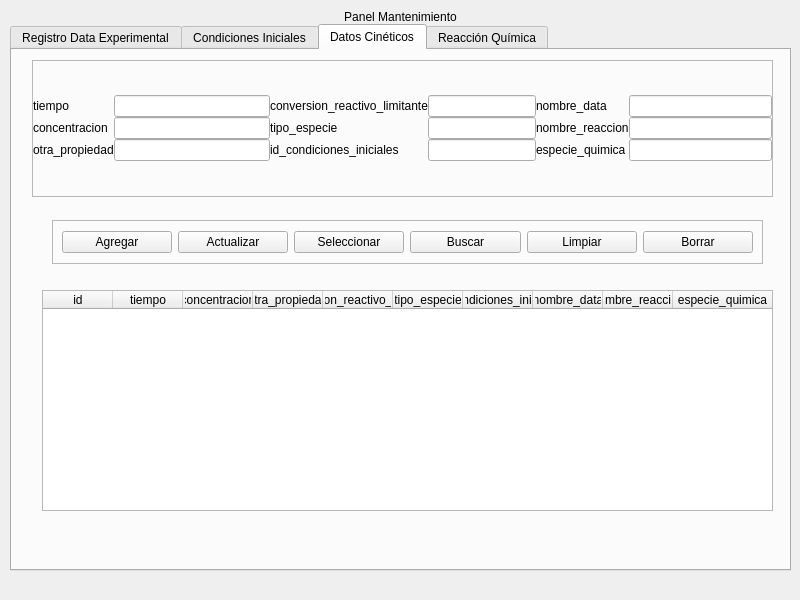
Before: the Qt Designer form crud_db_gui_v2.ui in JuandresPUCE/tesis_pyqt_sqlite, drawn with Qt 5.
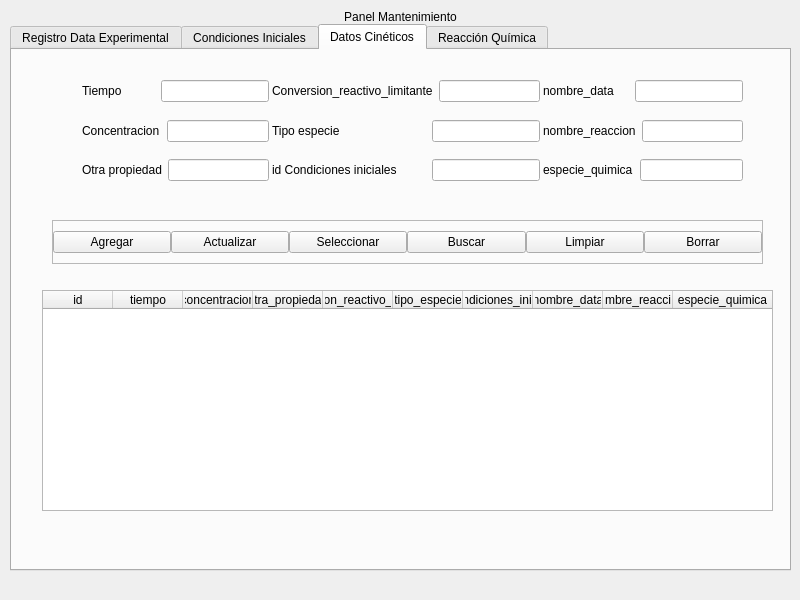
After: the same form once the commit is applied. The open tabs and pages were chosen to show the change.

Commit message: agregando calculos al flujo de datos

```diff
--- a/crud_db_gui_v2.ui
+++ b/crud_db_gui_v2.ui
@@ -1042,150 +1042,6 @@
           <attribute name="title">
            <string>Datos Cinéticos</string>
           </attribute>
-          <widget class="QFrame" name="datos_frame">
-           <property name="geometry">
-            <rect>
-             <x>20</x>
-             <y>10</y>
-             <width>741</width>
-             <height>137</height>
-            </rect>
-           </property>
-           <property name="frameShape">
-            <enum>QFrame::StyledPanel</enum>
-           </property>
-           <property name="frameShadow">
-            <enum>QFrame::Raised</enum>
-           </property>
-           <layout class="QGridLayout" name="gridLayout_4">
-            <property name="leftMargin">
-             <number>0</number>
-            </property>
-            <property name="topMargin">
-             <number>0</number>
-            </property>
-            <property name="rightMargin">
-             <number>0</number>
-            </property>
-            <property name="bottomMargin">
-             <number>0</number>
-            </property>
-            <property name="spacing">
-             <number>0</number>
-            </property>
-            <item row="0" column="0">
-             <layout class="QGridLayout" name="gridLayout">
-              <property name="spacing">
-               <number>0</number>
-              </property>
-              <item row="0" column="0">
-               <widget class="QLabel" name="label_2">
-                <property name="text">
-                 <string>tiempo</string>
-                </property>
-               </widget>
-              </item>
-              <item row="0" column="1">
-               <widget class="QLineEdit" name="tiempo_dc_edit"/>
-              </item>
-              <item row="1" column="0">
-               <widget class="QLabel" name="label_3">
-                <property name="text">
-                 <string>concentracion</string>
-                </property>
-               </widget>
-              </item>
-              <item row="1" column="1">
-               <widget class="QLineEdit" name="concentracion_dc_edit"/>
-              </item>
-              <item row="2" column="0">
-               <widget class="QLabel" name="label_4">
-                <property name="text">
-                 <string>otra_propiedad</string>
-                </property>
-               </widget>
-              </item>
-              <item row="2" column="1">
-               <widget class="QLineEdit" name="otra_propiedad_dc_edit"/>
-              </item>
-             </layout>
-            </item>
-            <item row="0" column="1">
-             <layout class="QGridLayout" name="gridLayout_2">
-              <property name="spacing">
-               <number>0</number>
-              </property>
-              <item row="0" column="0">
-               <widget class="QLabel" name="label_6">
-                <property name="text">
-                 <string>conversion_reactivo_limitante</string>
-                </property>
-               </widget>
-              </item>
-              <item row="0" column="1">
-               <widget class="QLineEdit" name="conversion_reactivo_limitante_dc_edit"/>
-              </item>
-              <item row="1" column="0">
-               <widget class="QLabel" name="label_5">
-                <property name="text">
-                 <string>tipo_especie</string>
-                </property>
-               </widget>
-              </item>
-              <item row="1" column="1">
-               <widget class="QLineEdit" name="tipo_especie_dc_edit"/>
-              </item>
-              <item row="2" column="0">
-               <widget class="QLabel" name="label_7">
-                <property name="text">
-                 <string>id_condiciones_iniciales</string>
-                </property>
-               </widget>
-              </item>
-              <item row="2" column="1">
-               <widget class="QLineEdit" name="id_condiciones_iniciales_dc_edit"/>
-              </item>
-             </layout>
-            </item>
-            <item row="0" column="2">
-             <layout class="QGridLayout" name="gridLayout_3">
-              <property name="spacing">
-               <number>0</number>
-              </property>
-              <item row="0" column="0">
-               <widget class="QLabel" name="label_8">
-                <property name="text">
-                 <string>nombre_data</string>
-                </property>
-               </widget>
-              </item>
-              <item row="0" column="1">
-               <widget class="QLineEdit" name="nombre_data_dc_edit"/>
-              </item>
-              <item row="1" column="0">
-               <widget class="QLabel" name="label_9">
-                <property name="text">
-                 <string>nombre_reaccion</string>
-                </property>
-               </widget>
-              </item>
-              <item row="1" column="1">
-               <widget class="QLineEdit" name="nombre_reaccion_dc_edit"/>
-              </item>
-              <item row="2" column="0">
-               <widget class="QLabel" name="label_10">
-                <property name="text">
-                 <string>especie_quimica</string>
-                </property>
-               </widget>
-              </item>
-              <item row="2" column="1">
-               <widget class="QLineEdit" name="especie_quimica_dc_edit"/>
-              </item>
-             </layout>
-            </item>
-           </layout>
-          </widget>
           <widget class="QFrame" name="funciones_frame_dc">
            <property name="geometry">
             <rect>
@@ -1202,6 +1058,21 @@
             <enum>QFrame::Raised</enum>
            </property>
            <layout class="QHBoxLayout" name="horizontalLayout_2">
+            <property name="spacing">
+             <number>0</number>
+            </property>
+            <property name="leftMargin">
+             <number>0</number>
+            </property>
+            <property name="topMargin">
+             <number>0</number>
+            </property>
+            <property name="rightMargin">
+             <number>0</number>
+            </property>
+            <property name="bottomMargin">
+             <number>0</number>
+            </property>
             <item>
              <widget class="QPushButton" name="agregar_dc_btn">
               <property name="text">
@@ -1333,6 +1204,440 @@
             </item>
            </layout>
           </widget>
+          <widget class="QWidget" name="layoutWidget_4">
+           <property name="geometry">
+            <rect>
+             <x>70</x>
+             <y>30</y>
+             <width>661</width>
+             <height>101</height>
+            </rect>
+           </property>
+           <layout class="QHBoxLayout" name="datos_frame">
+            <property name="spacing">
+             <number>0</number>
+            </property>
+            <item>
+             <spacer name="horizontalSpacer_32">
+              <property name="orientation">
+               <enum>Qt::Horizontal</enum>
+              </property>
+              <property name="sizeHint" stdset="0">
+               <size>
+                <width>40</width>
+                <height>20</height>
+               </size>
+              </property>
+             </spacer>
+            </item>
+            <item>
+             <layout class="QHBoxLayout" name="datos_drame">
+              <property name="spacing">
+               <number>0</number>
+              </property>
+              <item>
+               <layout class="QVBoxLayout" name="verticalLayout_10">
+                <property name="spacing">
+                 <number>0</number>
+                </property>
+                <item>
+                 <layout class="QHBoxLayout" name="horizontalLayout_21">
+                  <property name="spacing">
+                   <number>0</number>
+                  </property>
+                  <item>
+                   <widget class="QLabel" name="label_21">
+                    <property name="text">
+                     <string>Tiempo</string>
+                    </property>
+                   </widget>
+                  </item>
+                  <item>
+                   <spacer name="horizontalSpacer_21">
+                    <property name="orientation">
+                     <enum>Qt::Horizontal</enum>
+                    </property>
+                    <property name="sizeHint" stdset="0">
+                     <size>
+                      <width>13</width>
+                      <height>20</height>
+                     </size>
+                    </property>
+                   </spacer>
+                  </item>
+                  <item>
+                   <widget class="QLineEdit" name="tiempo_dc_edit"/>
+                  </item>
+                 </layout>
+                </item>
+                <item>
+                 <spacer name="verticalSpacer_13">
+                  <property name="orientation">
+                   <enum>Qt::Vertical</enum>
+                  </property>
+                  <property name="sizeHint" stdset="0">
+                   <size>
+                    <width>20</width>
+                    <height>13</height>
+                   </size>
+                  </property>
+                 </spacer>
+                </item>
+                <item>
+                 <layout class="QHBoxLayout" name="horizontalLayout_22">
+                  <property name="spacing">
+                   <number>0</number>
+                  </property>
+                  <item>
+                   <widget class="QLabel" name="label_3">
+                    <property name="text">
+                     <string>Concentracion</string>
+                    </property>
+                   </widget>
+                  </item>
+                  <item>
+                   <spacer name="horizontalSpacer_22">
+                    <property name="orientation">
+                     <enum>Qt::Horizontal</enum>
+                    </property>
+                    <property name="sizeHint" stdset="0">
+                     <size>
+                      <width>13</width>
+                      <height>20</height>
+                     </size>
+                    </property>
+                   </spacer>
+                  </item>
+                  <item>
+                   <widget class="QLineEdit" name="concentracion_dc_edit"/>
+                  </item>
+                 </layout>
+                </item>
+                <item>
+                 <spacer name="verticalSpacer_14">
+                  <property name="orientation">
+                   <enum>Qt::Vertical</enum>
+                  </property>
+                  <property name="sizeHint" stdset="0">
+                   <size>
+                    <width>20</width>
+                    <height>13</height>
+                   </size>
+                  </property>
+                 </spacer>
+                </item>
+                <item>
+                 <layout class="QHBoxLayout" name="horizontalLayout_23">
+                  <property name="spacing">
+                   <number>0</number>
+                  </property>
+                  <item>
+                   <widget class="QLabel" name="label_4">
+                    <property name="text">
+                     <string>Otra propiedad</string>
+                    </property>
+                   </widget>
+                  </item>
+                  <item>
+                   <spacer name="horizontalSpacer_23">
+                    <property name="orientation">
+                     <enum>Qt::Horizontal</enum>
+                    </property>
+                    <property name="sizeHint" stdset="0">
+                     <size>
+                      <width>13</width>
+                      <height>20</height>
+                     </size>
+                    </property>
+                   </spacer>
+                  </item>
+                  <item>
+                   <widget class="QLineEdit" name="otra_propiedad_dc_edit"/>
+                  </item>
+                 </layout>
+                </item>
+               </layout>
+              </item>
+              <item>
+               <spacer name="horizontalSpacer_30">
+                <property name="orientation">
+                 <enum>Qt::Horizontal</enum>
+                </property>
+                <property name="sizeHint" stdset="0">
+                 <size>
+                  <width>18</width>
+                  <height>20</height>
+                 </size>
+                </property>
+               </spacer>
+              </item>
+              <item>
+               <layout class="QVBoxLayout" name="verticalLayout_11">
+                <property name="spacing">
+                 <number>0</number>
+                </property>
+                <item>
+                 <layout class="QHBoxLayout" name="horizontalLayout_24">
+                  <property name="spacing">
+                   <number>0</number>
+                  </property>
+                  <item>
+                   <widget class="QLabel" name="label_6">
+                    <property name="text">
+                     <string>Conversion_reactivo_limitante</string>
+                    </property>
+                   </widget>
+                  </item>
+                  <item>
+                   <spacer name="horizontalSpacer_24">
+                    <property name="orientation">
+                     <enum>Qt::Horizontal</enum>
+                    </property>
+                    <property name="sizeHint" stdset="0">
+                     <size>
+                      <width>13</width>
+                      <height>20</height>
+                     </size>
+                    </property>
+                   </spacer>
+                  </item>
+                  <item>
+                   <widget class="QLineEdit" name="conversion_reactivo_limitante_dc_edit"/>
+                  </item>
+                 </layout>
+                </item>
+                <item>
+                 <spacer name="verticalSpacer_15">
+                  <property name="orientation">
+                   <enum>Qt::Vertical</enum>
+                  </property>
+                  <property name="sizeHint" stdset="0">
+                   <size>
+                    <width>20</width>
+                    <height>13</height>
+                   </size>
+                  </property>
+                 </spacer>
+                </item>
+                <item>
+                 <layout class="QHBoxLayout" name="horizontalLayout_25">
+                  <property name="spacing">
+                   <number>0</number>
+                  </property>
+                  <item>
+                   <widget class="QLabel" name="label_5">
+                    <property name="text">
+                     <string>Tipo especie</string>
+                    </property>
+                   </widget>
+                  </item>
+                  <item>
+                   <spacer name="horizontalSpacer_25">
+                    <property name="orientation">
+                     <enum>Qt::Horizontal</enum>
+                    </property>
+                    <property name="sizeHint" stdset="0">
+                     <size>
+                      <width>13</width>
+                      <height>20</height>
+                     </size>
+                    </property>
+                   </spacer>
+                  </item>
+                  <item>
+                   <widget class="QLineEdit" name="tipo_especie_dc_edit"/>
+                  </item>
+                 </layout>
+                </item>
+                <item>
+                 <spacer name="verticalSpacer_16">
+                  <property name="orientation">
+                   <enum>Qt::Vertical</enum>
+                  </property>
+                  <property name="sizeHint" stdset="0">
+                   <size>
+                    <width>20</width>
+                    <height>13</height>
+                   </size>
+                  </property>
+                 </spacer>
+                </item>
+                <item>
+                 <layout class="QHBoxLayout" name="horizontalLayout_26">
+                  <property name="spacing">
+                   <number>0</number>
+                  </property>
+                  <item>
+                   <widget class="QLabel" name="label_7">
+                    <property name="text">
+                     <string>id Condiciones iniciales</string>
+                    </property>
+                   </widget>
+                  </item>
+                  <item>
+                   <spacer name="horizontalSpacer_26">
+                    <property name="orientation">
+                     <enum>Qt::Horizontal</enum>
+                    </property>
+                    <property name="sizeHint" stdset="0">
+                     <size>
+                      <width>18</width>
+                      <height>20</height>
+                     </size>
+                    </property>
+                   </spacer>
+                  </item>
+                  <item>
+                   <widget class="QLineEdit" name="id_condiciones_iniciales_dc_edit"/>
+                  </item>
+                 </layout>
+                </item>
+               </layout>
+              </item>
+              <item>
+               <spacer name="horizontalSpacer_31">
+                <property name="orientation">
+                 <enum>Qt::Horizontal</enum>
+                </property>
+                <property name="sizeHint" stdset="0">
+                 <size>
+                  <width>18</width>
+                  <height>20</height>
+                 </size>
+                </property>
+               </spacer>
+              </item>
+              <item>
+               <layout class="QVBoxLayout" name="verticalLayout_12">
+                <property name="spacing">
+                 <number>0</number>
+                </property>
+                <item>
+                 <layout class="QHBoxLayout" name="horizontalLayout_27">
+                  <item>
+                   <widget class="QLabel" name="label_8">
+                    <property name="text">
+                     <string>nombre_data</string>
+                    </property>
+                   </widget>
+                  </item>
+                  <item>
+                   <spacer name="horizontalSpacer_27">
+                    <property name="orientation">
+                     <enum>Qt::Horizontal</enum>
+                    </property>
+                    <property name="sizeHint" stdset="0">
+                     <size>
+                      <width>13</width>
+                      <height>20</height>
+                     </size>
+                    </property>
+                   </spacer>
+                  </item>
+                  <item>
+                   <widget class="QLineEdit" name="nombre_data_dc_edit"/>
+                  </item>
+                 </layout>
+                </item>
+                <item>
+                 <spacer name="verticalSpacer_17">
+                  <property name="orientation">
+                   <enum>Qt::Vertical</enum>
+                  </property>
+                  <property name="sizeHint" stdset="0">
+                   <size>
+                    <width>20</width>
+                    <height>13</height>
+                   </size>
+                  </property>
+                 </spacer>
+                </item>
+                <item>
+                 <layout class="QHBoxLayout" name="horizontalLayout_28">
+                  <item>
+                   <widget class="QLabel" name="label_9">
+                    <property name="text">
+                     <string>nombre_reaccion</string>
+                    </property>
+                   </widget>
+                  </item>
+                  <item>
+                   <spacer name="horizontalSpacer_28">
+                    <property name="orientation">
+                     <enum>Qt::Horizontal</enum>
+                    </property>
+                    <property name="sizeHint" stdset="0">
+                     <size>
+                      <width>13</width>
+                      <height>20</height>
+                     </size>
+                    </property>
+                   </spacer>
+                  </item>
+                  <item>
+                   <widget class="QLineEdit" name="nombre_reaccion_dc_edit"/>
+                  </item>
+                 </layout>
+                </item>
+                <item>
+                 <spacer name="verticalSpacer_18">
+                  <property name="orientation">
+                   <enum>Qt::Vertical</enum>
+                  </property>
+                  <property name="sizeHint" stdset="0">
+                   <size>
+                    <width>20</width>
+                    <height>13</height>
+                   </size>
+                  </property>
+                 </spacer>
+                </item>
+                <item>
+                 <layout class="QHBoxLayout" name="horizontalLayout_29">
+                  <item>
+                   <widget class="QLabel" name="label_10">
+                    <property name="text">
+                     <string>especie_quimica</string>
+                    </property>
+                   </widget>
+                  </item>
+                  <item>
+                   <spacer name="horizontalSpacer_29">
+                    <property name="orientation">
+                     <enum>Qt::Horizontal</enum>
+                    </property>
+                    <property name="sizeHint" stdset="0">
+                     <size>
+                      <width>13</width>
+                      <height>20</height>
+                     </size>
+                    </property>
+                   </spacer>
+                  </item>
+                  <item>
+                   <widget class="QLineEdit" name="especie_quimica_dc_edit"/>
+                  </item>
+                 </layout>
+                </item>
+               </layout>
+              </item>
+             </layout>
+            </item>
+            <item>
+             <spacer name="horizontalSpacer_33">
+              <property name="orientation">
+               <enum>Qt::Horizontal</enum>
+              </property>
+              <property name="sizeHint" stdset="0">
+               <size>
+                <width>40</width>
+                <height>20</height>
+               </size>
+              </property>
+             </spacer>
+            </item>
+           </layout>
+          </widget>
          </widget>
          <widget class="QWidget" name="tab_3">
           <attribute name="title">
```
Left out of the diff: 12 changed lines with no effect on the pictures. The commit also changes 11 other files.
